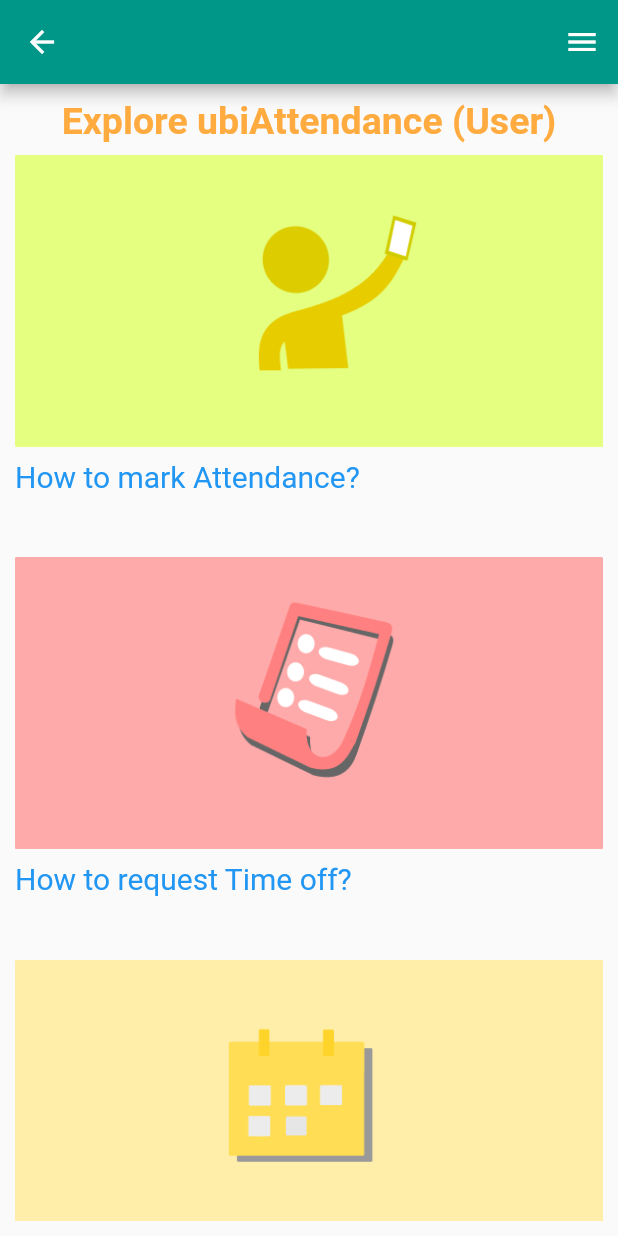
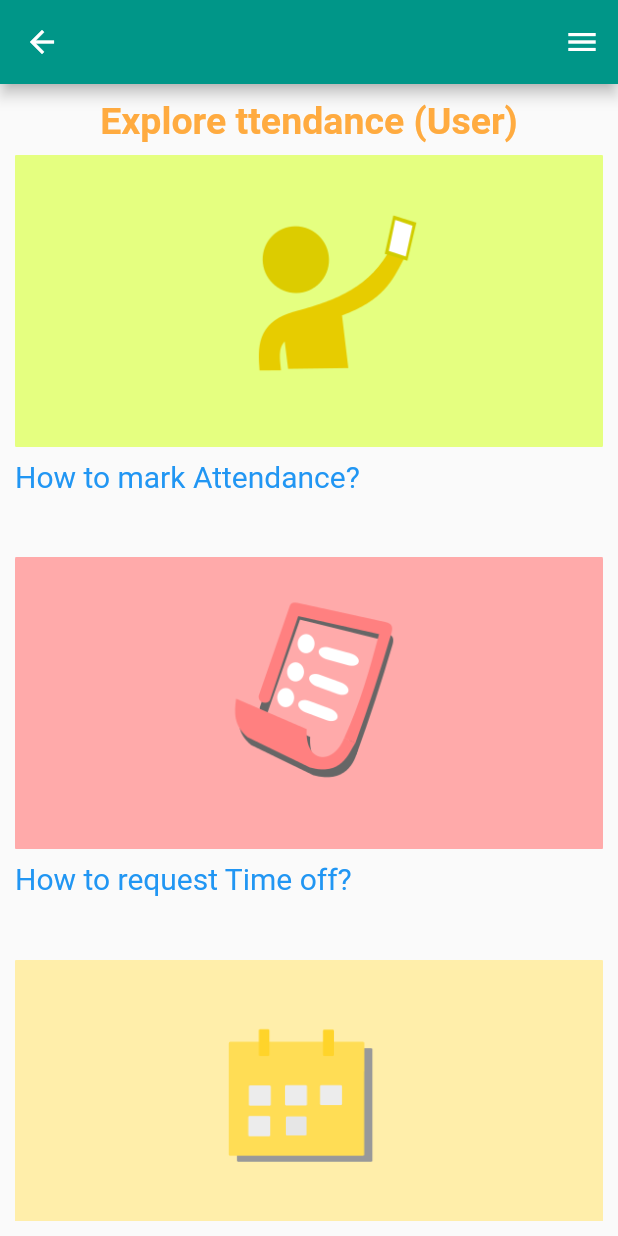
Before and after one commit to ubitechdevelopers/ubisales_LiveReleaseVersion1.1.0new_changes1.02020-12-11_somya, a Flutter app: the UserGuide screen opened directly, on a phone screen of 412 x 824 dp. Run offline on Flutter 3.47's test engine with Material 2 defaults, Android fonts, the phone set to English and light mode, and no system bars; our stand-ins replace camera, charts_flutter, connectivity, csv, datetime_picker_formfield, dio and 11 more; missing offline and left inert: android_intent, barcode_scan, exifdart, flutter_html_view, geocoder and 2 more; accounts and stored records are empty; network calls fail; key blocks and very long unbroken strings in the code were emptied for the run.

Commit message:
some changes

```diff
--- a/lib/addEmployee.dart
+++ b/lib/addEmployee.dart
@@ -778,6 +778,10 @@ class _AddEmployee extends State<AddEmployee> {
                                 if (admin_sts == '2') {
                                   dept = globals.departmentid.toString();
                                 }
+
+
+                                if (_formKey.currentState.validate()) {
+
                                   if (dept == '0') {
                                     showInSnackBar("Please select the department");
                                     return null;
@@ -791,7 +795,6 @@ class _AddEmployee extends State<AddEmployee> {
                                     return null;
                                   }
 
-                                if (_formKey.currentState.validate()) {
                                   if (_isButtonDisabled) return null;
                                   setState(() {
                                     _isButtonDisabled = true;
--- a/lib/addHoliday.dart
+++ b/lib/addHoliday.dart
@@ -347,7 +347,7 @@ class _addHoliday extends State<addHoliday> {
                             });
 
 
-  }
+                       }
                         },
                       ),
                     ],
--- a/lib/askregister.dart
+++ b/lib/askregister.dart
@@ -92,7 +92,7 @@ class _AskRegisterationPageState extends State<AskRegisterationPage> {
                               height: 45.0,
                               child:FlatButton(
                                 shape: Border.all(color: Colors.orangeAccent),
-                                child: Text('Not registered? Sign Up',style: new TextStyle(color: Colors.orangeAccent,fontSize: 15.0),),
+                                child: Text('Company not registered? Sign Up',style: new TextStyle(color: Colors.orangeAccent,fontSize: 15.0),),
                                 color: Colors.white,
                                 onPressed: () {
                                   Navigator.push(
--- a/lib/globals.dart
+++ b/lib/globals.dart
@@ -15,20 +15,20 @@ Color buttoncolor =  Colors.orangeAccent;
 Color headingcolor =  Colors.orange;
 Color iconcolor =  Colors.black45;
 
-/*
-String path="http://192.168.0.200/ubiattendance/index.php/Att_services/";
-String path_hrm_india="http://192.168.0.200/ubiattendance/index.php/Att_services";
-*/
+
+String path="http://192.168.0.200/ubiattendance/index.php/Att_services1/";
+String path_hrm_india="http://192.168.0.200/ubiattendance/index.php/Att_services1";
+
 
 /*
 String path="https://sandbox.ubiattendance.com/index.php/Att_services/";
 String path_hrm_india="https://sandbox.ubiattendance.com/index.php/Att_services/";
 */
 
-
+/*
 String path="https://ubiattendance.ubihrm.com/index.php/Att_services/";
 String path_hrm_india="https://ubiattendance.ubihrm.com/index.php/Att_services/";
-
+*/
 
 //String path_hrm_india="https://ubitech.ubihrm.com/services/";
 
--- a/lib/home.dart
+++ b/lib/home.dart
@@ -328,8 +328,6 @@ class _HomePageState extends State<HomePage> with WidgetsBindingObserver{
   }
 
   syncOfflineData() async{
-
-
 
     int serverAvailable=await checkConnectionToServer ();
     if(serverAvailable==1){
--- a/lib/shift_list.dart
+++ b/lib/shift_list.dart
@@ -61,13 +61,14 @@ class _ShiftList extends State<ShiftList> {
   }
   Future<bool> sendToHome() async{
 
-    print("-------> back button pressed");
     Navigator.pushAndRemoveUntil(
       context,
       MaterialPageRoute(builder: (context) => Settings()), (Route<dynamic> route) => false,
     );
     return false;
   }
+
+
   getmainhomewidget() {
     return new WillPopScope(
         onWillPop: ()=> sendToHome(),
@@ -170,7 +171,6 @@ class _ShiftList extends State<ShiftList> {
   }
 
   getDeptWidget() {
-
     return new FutureBuilder<List<Shift>>(
         future: getShifts(),
         builder: (context, snapshot) {
--- a/lib/userGuide.dart
+++ b/lib/userGuide.dart
@@ -85,7 +85,7 @@ class _UserGuide extends State<UserGuide> {
         children: <Widget>[
 
           Center(
-            child:Text('Explore ubiAttendance (User)',
+            child:Text('Explore ttendance (User)',
               style: new TextStyle(fontSize: 25.0, color: buttoncolor, fontWeight: FontWeight.bold)),
           ),
           SizedBox(height: MediaQuery.of(context).size.height * 0.01,),
@@ -298,7 +298,7 @@ class _UserGuide extends State<UserGuide> {
         ),
         SizedBox(height: 30.0,),
 
-          Text('Explore ubiAttendance (Admin)',style: TextStyle(fontSize: 25.0,color: buttoncolor, fontWeight: FontWeight.bold)),
+          Text('Explore Attendance (Admin)',style: TextStyle(fontSize: 25.0,color: buttoncolor, fontWeight: FontWeight.bold)),
           SizedBox(height: MediaQuery.of(context).size.height * 0.01,),
         /******************************* How to check Attendance Reports***********************************/
         Image.asset(
```
Also changed, not shown: lib/settings.dart (+15 -2 lines), 1 other file. Lines whose indentation alone changed are shown as unchanged.
